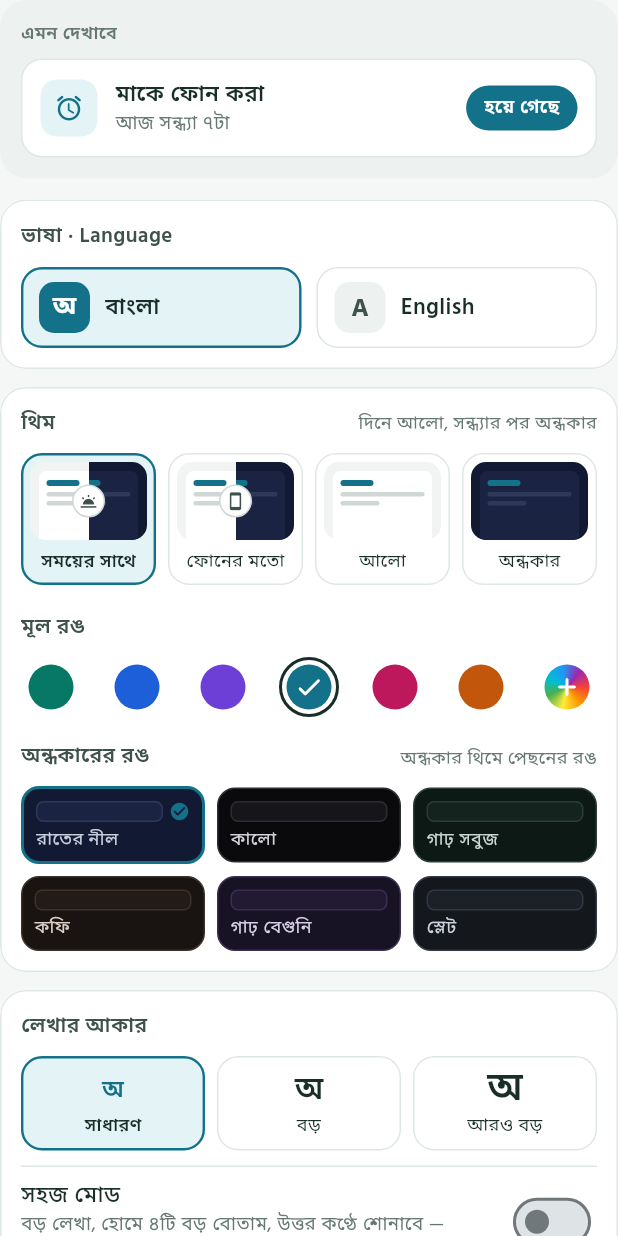
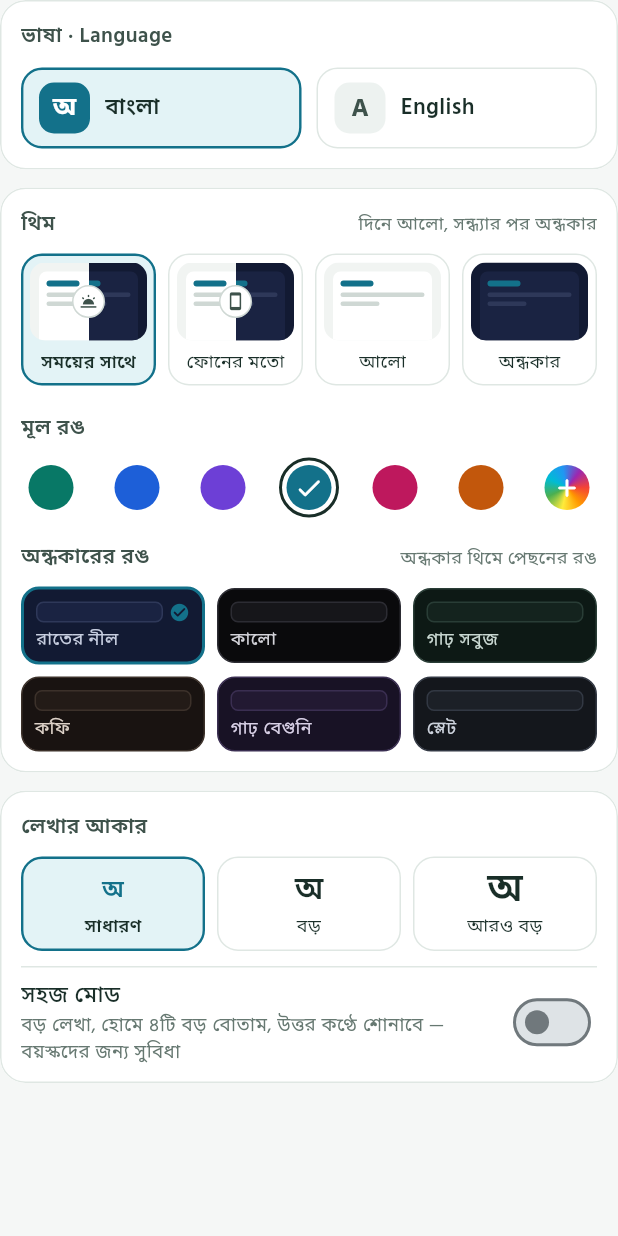
Before and after one commit to iamsaifsaiful/digital_brain, a Flutter app: the _LookTiles widget shown alone on an empty page, opened directly, after a tap on an icon or button, on a phone screen of 412 x 824 dp. Run offline on Flutter 3.47's test engine with Material 3 defaults, Android fonts, the phone set to English and light mode, and no system bars; our stand-ins replace clock, flutter_local_notifications, flutter_secure_storage, flutter_tts, google_mobile_ads, image_picker and 5 more; missing offline and left inert: cryptography, dart:ffi, file_selector; accounts and stored records are empty; network calls fail; statements that could not run were skipped.

Commit message:
Theme & language: drop the sample card (it did nothing)
Co-Authored-By: Claude Opus 5.5 <noreply@anthropic.com>
Claude-Session: https://claude.ai/code/session_01W3LwzpH7ufXjbZP2s778go

```diff
--- a/lib/screens/look_settings.dart
+++ b/lib/screens/look_settings.dart
@@ -8,7 +8,8 @@ import 'settings_parts.dart' show pickAccentColor;
 
 /// আরও › থিম ও ভাষা (owner, 22 Nov: "চেহারা ও ভাষা" renamed, and the insides
 /// redone: "একদম ভাল লাগে না"). Picture tiles with a live sample on top
-/// (the owner's pick of two, 23 Nov).
+/// (the owner's pick of two, 23 Nov). No sample card on top
+/// (owner, 23 Nov: "ইউজার কিছুই করতে পারতেছে না") — the page itself changes at once.
 
 class LookSettings extends StatelessWidget {
   const LookSettings({super.key});
@@ -108,46 +109,6 @@ class _Choice extends StatelessWidget {
           shape: RoundedRectangleBorder(borderRadius: BorderRadius.circular(14), side: BorderSide(color: selected ? C.green : C.line, width: selected ? 1.6 : 1)),
           child: InkWell(borderRadius: BorderRadius.circular(14), onTap: onTap, child: Padding(padding: padding, child: child)),
         ),
-      );
-}
-
-/// What the app looks like with these choices: a reminder card.
-class _Sample extends StatelessWidget {
-  const _Sample();
-
-  @override
-  Widget build(BuildContext context) => Container(
-        key: const Key('look-sample'),
-        padding: const EdgeInsets.all(14),
-        decoration: BoxDecoration(color: C.surface2, borderRadius: BorderRadius.circular(18)),
-        child: Column(crossAxisAlignment: CrossAxisAlignment.stretch, children: [
-          Text(tr('এমন দেখাবে'), style: body(12, color: C.muted, weight: FontWeight.w600)),
-          const SizedBox(height: 8),
-          Container(
-            padding: const EdgeInsets.fromLTRB(12, 12, 12, 12),
-            decoration: BoxDecoration(color: C.surface, borderRadius: BorderRadius.circular(14), border: Border.all(color: C.line)),
-            child: Row(children: [
-              Container(
-                width: 38,
-                height: 38,
-                decoration: BoxDecoration(color: C.greenTint, borderRadius: BorderRadius.circular(11)),
-                child: Icon(Icons.alarm_rounded, color: C.green, size: 20),
-              ),
-              const SizedBox(width: 12),
-              Expanded(
-                child: Column(crossAxisAlignment: CrossAxisAlignment.start, children: [
-                  Text(tr('মাকে ফোন করা'), style: body(15, weight: FontWeight.w600)),
-                  Text(tr('আজ সন্ধ্যা ৭টা'), style: body(12.5, color: C.muted)),
-                ]),
-              ),
-              Container(
-                padding: const EdgeInsets.symmetric(horizontal: 12, vertical: 6),
-                decoration: BoxDecoration(color: C.green, borderRadius: BorderRadius.circular(20)),
-                child: Text(tr('হয়ে গেছে'), style: body(12.5, weight: FontWeight.w600, color: C.onAccent)),
-              ),
-            ]),
-          ),
-        ]),
       );
 }
 
@@ -275,8 +236,6 @@ class _LookTiles extends StatelessWidget {
         );
     final darkMatters = brain.look != Look.light;
     return Column(crossAxisAlignment: CrossAxisAlignment.stretch, children: [
-      const _Sample(),
-      const SizedBox(height: 14),
       Panel(
         padding: const EdgeInsets.fromLTRB(14, 14, 14, 14),
         child: Column(crossAxisAlignment: CrossAxisAlignment.stretch, children: [
```
Also changed, not shown: 1 other file.
